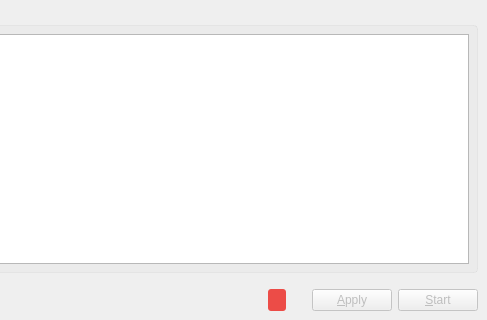
The window that src/gui/src/MainWindowBase.ui (deskflow/deskflow) describes before a commit, drawn with Qt 5; both pictures show x 263 to 750 and y 330 to 650 of the 750 by 650 pixel window.
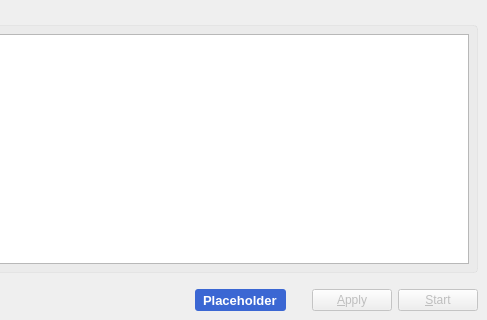
The same window after the commit. Icons and pictures are not drawn. Custom widgets are drawn as their Qt base class.

What changed in the file:
```diff
--- a/src/gui/src/MainWindowBase.ui
+++ b/src/gui/src/MainWindowBase.ui
@@ -703,12 +703,12 @@
 font-weight: 700;
 padding: 3px 5px;
 border-radius: 3px;
-background-color: #EC4C47;
+background-color: #3B67D3;
 color: #ffffff;
 top: 3px;</string>
         </property>
         <property name="text">
-         <string notr="true"/>
+         <string notr="true">Placeholder</string>
         </property>
         <property name="alignment">
          <set>Qt::AlignLeading|Qt::AlignLeft|Qt::AlignVCenter</set>
```
